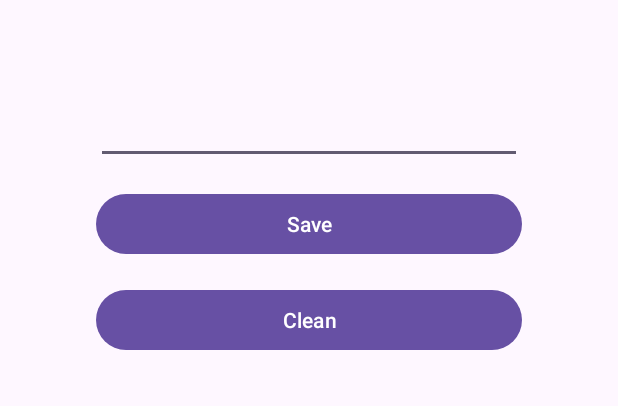
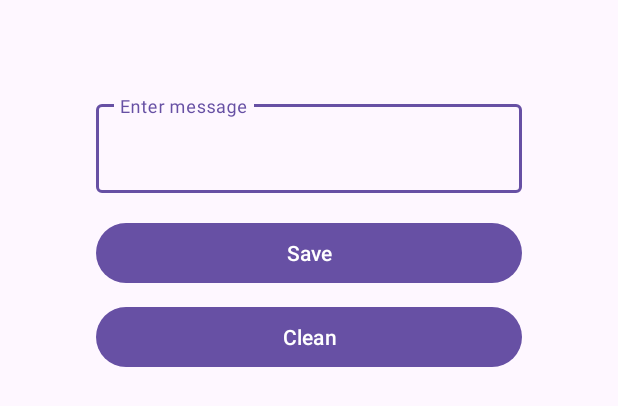
Before and after one commit to igor-rodin/android_dev_1_2022, an Android app: the layout activity_main.xml on its own in the app's theme, with its tools: preview values and no code run, on a phone screen of 412 x 824 dp. Shown: the top 406 px of the screen. Run offline under Robolectric (Android 15) with nearby library versions, the phone set to English and light mode, and no system bars.

Commit message:
Done homework 11

```diff
--- a/m11_timer_data_storage/app/src/main/res/layout/activity_main.xml
+++ b/m11_timer_data_storage/app/src/main/res/layout/activity_main.xml
@@ -5,47 +5,55 @@
     android:id="@+id/main"
     android:layout_width="match_parent"
     android:layout_height="match_parent"
-    android:padding="64dp"
+    android:padding="@dimen/margin_big"
     tools:context=".MainActivity">
 
-    <androidx.appcompat.widget.AppCompatEditText
+    <com.google.android.material.textfield.TextInputLayout
         android:id="@+id/input_text"
         android:layout_width="0dp"
         android:layout_height="wrap_content"
+        android:hint="@string/enter_message_hint"
         app:layout_constraintEnd_toEndOf="parent"
         app:layout_constraintStart_toStartOf="parent"
-        app:layout_constraintTop_toTopOf="parent" />
+        app:layout_constraintTop_toTopOf="parent">
+
+        <com.google.android.material.textfield.TextInputEditText
+            android:id="@+id/edit_text"
+            android:textSize="@dimen/base_text_size"
+            android:layout_width="match_parent"
+            android:layout_height="wrap_content" />
+    </com.google.android.material.textfield.TextInputLayout>
 
     <com.google.android.material.button.MaterialButton
         android:id="@+id/btn_save"
         android:layout_width="0dp"
         android:layout_height="wrap_content"
+        android:layout_marginTop="@dimen/margin_middle"
         android:text="@string/save_btn_title"
-        android:layout_marginTop="16dp"
         app:layout_constraintEnd_toEndOf="@id/input_text"
         app:layout_constraintStart_toStartOf="@id/input_text"
-        app:layout_constraintTop_toBottomOf="@id/input_text"/>
+        app:layout_constraintTop_toBottomOf="@id/input_text" />
 
     <com.google.android.material.button.MaterialButton
         android:id="@+id/btn_clean"
         android:layout_width="0dp"
         android:layout_height="wrap_content"
+        android:layout_marginTop="@dimen/margin_small"
         android:text="@string/clean_btn_title"
-        android:layout_marginTop="16dp"
         app:layout_constraintEnd_toEndOf="@id/btn_save"
         app:layout_constraintStart_toStartOf="@id/btn_save"
-        app:layout_constraintTop_toBottomOf="@id/btn_save"/>
+        app:layout_constraintTop_toBottomOf="@id/btn_save" />
 
     <TextView
         android:id="@+id/message"
         android:layout_width="0dp"
         android:layout_height="wrap_content"
-        android:layout_marginTop="16dp"
+        android:layout_marginTop="@dimen/margin_middle"
         android:gravity="center"
-        android:textSize="18sp"
-        tools:text="@tools:sample/lorem"
+        android:textSize="@dimen/base_text_size"
         app:layout_constraintEnd_toEndOf="@id/btn_clean"
         app:layout_constraintStart_toStartOf="@id/btn_clean"
-        app:layout_constraintTop_toBottomOf="@id/btn_clean" />
+        app:layout_constraintTop_toBottomOf="@id/btn_clean"
+        tools:text="@tools:sample/lorem" />
 
 </androidx.constraintlayout.widget.ConstraintLayout>
--- /dev/null
+++ b/m11_timer_data_storage/app/src/main/res/values/dimens.xml
@@ -0,0 +1,7 @@
+<?xml version="1.0" encoding="utf-8"?>
+<resources>
+    <dimen name="margin_big">64dp</dimen>
+    <dimen name="margin_middle">16dp</dimen>
+    <dimen name="margin_small">8dp</dimen>
+    <dimen name="base_text_size">18sp</dimen>
+</resources>
--- a/m11_timer_data_storage/app/src/main/res/values/strings.xml
+++ b/m11_timer_data_storage/app/src/main/res/values/strings.xml
@@ -1,6 +1,7 @@
 <resources>
-    <string name="app_name">data_storage</string>
+    <string name="app_name" translatable="false">data_storage</string>
+    <string name="shared_pref_file" translatable="false">ru.igor.rodin.m11_timer_data_storage.SHARED_PREF_FILE</string>
     <string name="save_btn_title">Save</string>
     <string name="clean_btn_title">Clean</string>
-    <string name="shared_pref_file">ru.igor.rodin.m11_timer_data_storage.SHARED_PREF_FILE</string>
+    <string name="enter_message_hint">Enter message</string>
 </resources>
```
Also changed, not shown: m11_timer_data_storage/app/src/main/java/ru/igor/rodin/m11_timer_data_storage/MainActivity.kt (+34 -3 lines), m11_timer_data_storage/app/src/main/java/ru/igor/rodin/m11_timer_data_storage/Repository.kt (+5 -11 lines), 1 other file.
